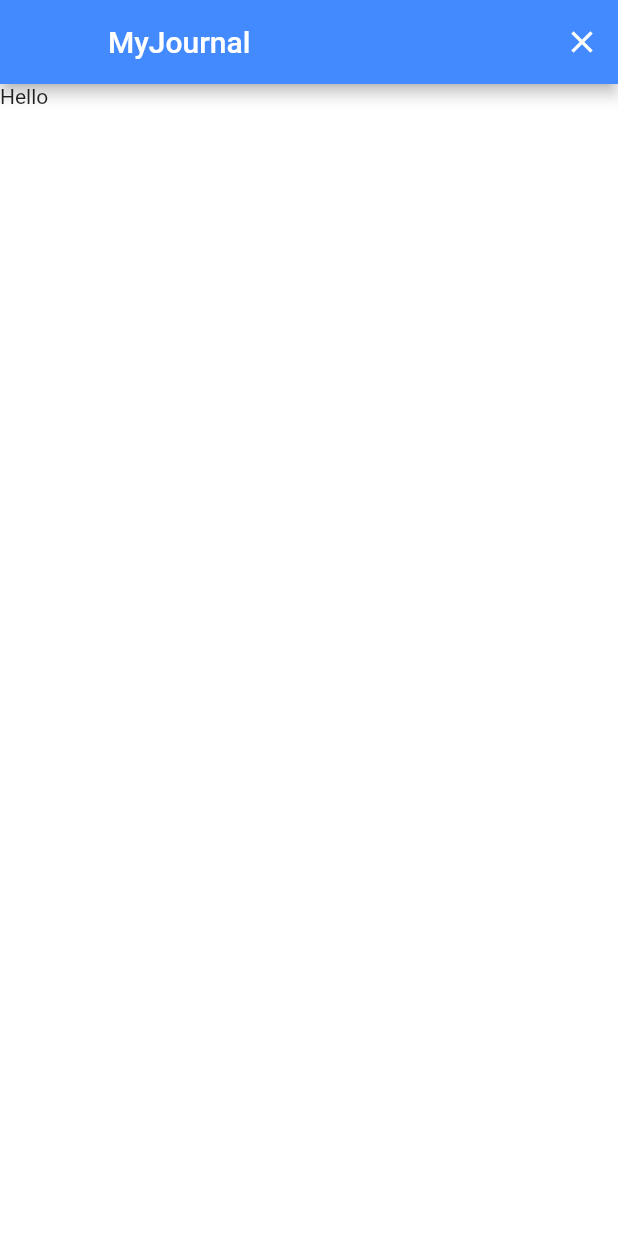
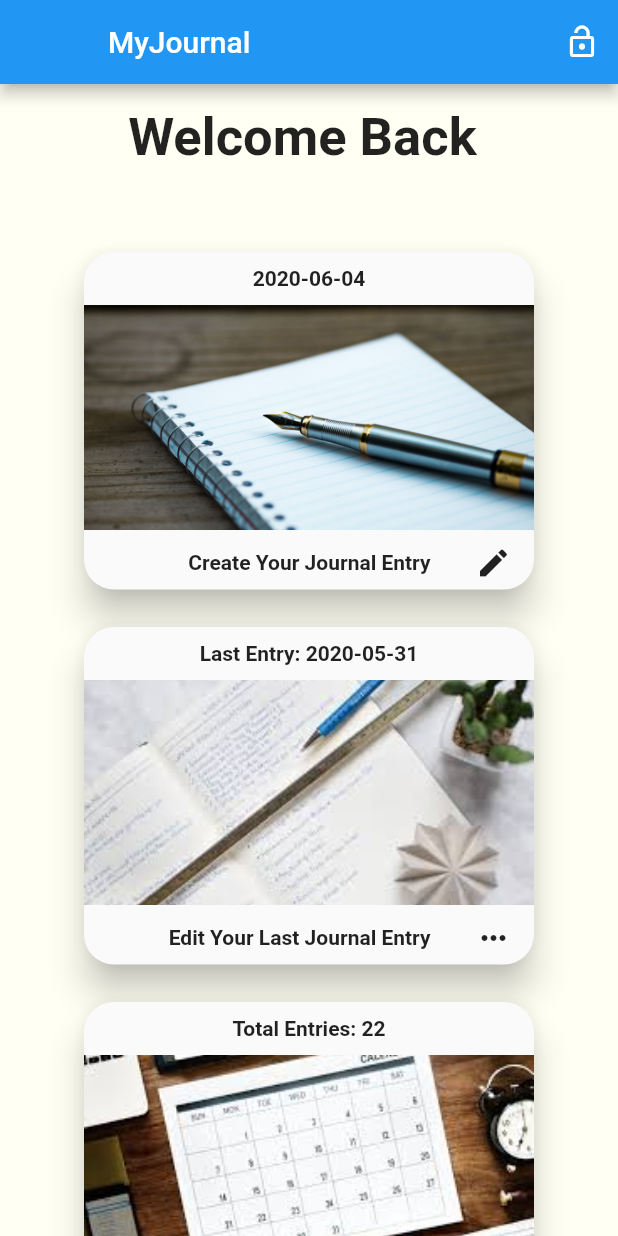
Before and after one commit to domidanke/MyJournal, a Flutter app: the MyJournalScreen screen opened by its route, on a phone screen of 412 x 824 dp. Run offline on Flutter 3.47's test engine with Material 2 defaults, Android fonts, the phone set to English and light mode, and no system bars; our stand-ins replace firebase_auth, font_awesome_flutter, modal_progress_hud; accounts and stored records are empty.

```diff
--- a/my_journal/analysis_options.yaml
+++ b/my_journal/analysis_options.yaml
@@ -20,8 +20,8 @@
 
 analyzer:
   strong-mode:
-    implicit-casts: false
-    implicit-dynamic: false
+    implicit-casts: true
+    implicit-dynamic: true
   errors:
     # treat missing required parameters as a warning (not a hint)
     missing_required_param: warning
@@ -49,7 +49,7 @@ linter:
     - always_put_control_body_on_new_line
     # - always_put_required_named_parameters_first # we prefer having parameters in the same order as fields https://github.com/flutter/flutter/issues/10219
     - always_require_non_null_named_parameters
-    - always_specify_types
+    # - always_specify_types
     - annotate_overrides
     # - avoid_annotating_with_dynamic # conflicts with always_specify_types
     # - avoid_as # required for implicit-casts: true
--- a/my_journal/lib/constants.dart
+++ b/my_journal/lib/constants.dart
@@ -1,6 +1,6 @@
 import 'package:flutter/material.dart';
 
-const kTextFieldInputDecoration = InputDecoration(
+const InputDecoration kTextFieldInputDecoration = InputDecoration(
   hintText: '',
   contentPadding: EdgeInsets.symmetric(vertical: 10.0, horizontal: 20.0),
   border: OutlineInputBorder(
--- a/my_journal/lib/screens/my_journal_screen.dart
+++ b/my_journal/lib/screens/my_journal_screen.dart
@@ -1,16 +1,29 @@
+import 'package:firebase_auth/firebase_auth.dart';
 import 'package:flutter/material.dart';
-import 'package:firebase_auth/firebase_auth.dart';
+import 'package:intl/intl.dart';
+
+import '../widgets/home_card.dart';
+import 'create_entry.dart';
+
+String getCurrentDate() {
+  final formatter = DateFormat('yyyy-MM-dd');
+  final DateTime now = DateTime.now();
+  return formatter.format(now);
+}
 
 class MyJournalScreen extends StatefulWidget {
-  static String id = 'my_jounral_screen';
+  static String id = 'my_journal_screen';
 
   @override
   _MyJournalScreenState createState() => _MyJournalScreenState();
 }
 
 class _MyJournalScreenState extends State<MyJournalScreen> {
-  final _auth = FirebaseAuth.instance;
+  final FirebaseAuth _auth = FirebaseAuth.instance;
   FirebaseUser loggedInUser;
+  String userEmail = '';
+  String lastJournalDate = '2020-05-31';
+  int totalJournalEntries = 22;
 
   @override
   void initState() {
@@ -18,11 +31,15 @@ class _MyJournalScreenState extends State<MyJournalScreen> {
     getCurrentUser();
   }
 
+  // ignore: avoid_void_async
   void getCurrentUser() async {
     try {
       final user = await _auth.currentUser();
       if (user != null) {
         loggedInUser = user;
+        setState(() {
+          userEmail = loggedInUser.email;
+        });
       }
     } catch (e) {
       print(e);
@@ -32,13 +49,17 @@ class _MyJournalScreenState extends State<MyJournalScreen> {
   @override
   Widget build(BuildContext context) {
     return Scaffold(
+      backgroundColor: const Color(0xFFfffff3),
       appBar: AppBar(
-        leading: Text(''),
-        backgroundColor: Colors.blueAccent,
-        title: Text('MyJournal'),
+        leading: const Text(''),
+        //backgroundColor: headerColor,
+        title: const Text(
+          'MyJournal',
+          // style: TextStyle(color: Colors.white),
+        ),
         actions: <Widget>[
           IconButton(
-            icon: Icon(Icons.close),
+            icon: Icon(Icons.lock_open),
             onPressed: () {
               _auth.signOut();
               Navigator.pop(context);
@@ -46,12 +67,58 @@ class _MyJournalScreenState extends State<MyJournalScreen> {
           ),
         ],
       ),
-      backgroundColor: Colors.white,
+      //backgroundColor: ,
       body: SafeArea(
-        child: Column(
-          children: <Widget>[
-            Text(
-              'Hello',
+        child: ListView(
+          children: [
+            Padding(
+              padding:
+                  const EdgeInsets.symmetric(horizontal: 10.0, vertical: 15.0),
+              child: Center(
+                child: Text(
+                  'Welcome Back \n $userEmail',
+                  style: TextStyle(
+                      fontWeight: FontWeight.bold,
+                      fontSize: 35.0,
+                      color: Colors.black87),
+                ),
+              ),
+            ),
+            HomeCard(
+              image: const AssetImage('images/journal.jpg'),
+              text: 'Create Your Journal Entry',
+              icon: Icon(
+                Icons.create,
+                //color: ,
+              ),
+              headerText: getCurrentDate(),
+              onTap: () {
+                Navigator.pushNamed(context, CreateEntry.id);
+              },
+            ),
+            HomeCard(
+              image: const AssetImage('images/journalEdit.jpeg'),
+              text: 'Edit Your Last Journal Entry',
+              icon: Icon(
+                Icons.more_horiz,
+                //color: ,
+              ),
+              headerText: 'Last Entry: $lastJournalDate',
+              onTap: () {
+                print('Edit Tapped');
+              },
+            ),
+            HomeCard(
+              image: const AssetImage('images/calendar.jpeg'),
+              text: 'View Your Journal Entry',
+              icon: Icon(
+                Icons.remove_red_eye,
+                //color: ,
+              ),
+              headerText: 'Total Entries: $totalJournalEntries',
+              onTap: () {
+                print('View Tapped');
+              },
             ),
           ],
         ),
--- /dev/null
+++ b/my_journal/lib/widgets/home_card.dart
@@ -0,0 +1,80 @@
+import 'package:flutter/material.dart';
+
+class HomeCard extends StatelessWidget {
+  const HomeCard(
+      {this.headerText, this.image, this.text, this.icon, this.onTap});
+
+  final AssetImage image;
+  final String text;
+  final Icon icon;
+  final Function onTap;
+  final String headerText;
+
+  @override
+  Widget build(BuildContext context) {
+    return Padding(
+      padding: const EdgeInsets.only(bottom: 25.0),
+      child: Center(
+        child: GestureDetector(
+          onTap: onTap,
+          child: Material(
+            //color: ,
+            elevation: 10.0,
+            borderRadius: const BorderRadius.all(Radius.circular(20.0)),
+            child: Container(
+              width: 300.0,
+              height: 225.0,
+              child: Column(
+                children: <Widget>[
+                  Container(
+                    alignment: Alignment.center,
+                    height: 35.0,
+                    child: Text(
+                      headerText,
+                      style: TextStyle(
+                        //color: ,
+                        fontWeight: FontWeight.bold,
+                      ),
+                    ),
+                  ),
+                  Container(
+                    height: 150.0,
+                    width: 300.0,
+                    decoration: BoxDecoration(
+                      image: DecorationImage(
+                        image: image,
+                        fit: BoxFit.cover,
+                      ),
+                    ),
+                  ),
+                  Padding(
+                    padding: const EdgeInsets.only(top: 10.0),
+                    child: Row(
+                      mainAxisAlignment: MainAxisAlignment.end,
+                      children: <Widget>[
+                        Container(
+                          margin: const EdgeInsets.only(right: 30.0),
+                          child: Text(
+                            text,
+                            style: TextStyle(
+                              //  color: ,
+                              fontWeight: FontWeight.bold,
+                            ),
+                          ),
+                        ),
+                        Container(
+                          margin: const EdgeInsets.only(right: 15.0),
+                          child: icon,
+                        )
+                      ],
+                    ),
+                  ),
+                ],
+              ),
+            ),
+          ),
+        ),
+      ),
+    );
+  }
+}
--- a/my_journal/pubspec.yaml
+++ b/my_journal/pubspec.yaml
@@ -28,6 +28,8 @@ dependencies:
   firebase_analytics: ^5.0.11
   firebase_auth: ^0.15.5+3
   modal_progress_hud: ^0.1.3
+  intl: ^0.16.1
+  google_fonts: ^1.1.0
 
 dev_dependencies:
   flutter_test:
@@ -46,8 +48,8 @@ flutter:
   uses-material-design: true
 
   # To add assets to your application, add an assets section, like this:
-  # assets:
-  #  - images/a_dot_burr.jpeg
+  assets:
+   - images/
   #  - images/a_dot_ham.jpeg
 
   # An image asset can refer to one or more resolution-specific "variants", see
```
Also changed, not shown: my_journal/lib/main.dart (+5 -2 lines), my_journal/lib/screens/create_entry.dart (added, +71 -0 lines), my_journal/lib/screens/login_screen.dart (+12 -11 lines), my_journal/lib/screens/welcome_screen.dart (+4 -3 lines), my_journal/lib/widgets/rounded_button.dart (+4 -5 lines), my_journal/images/calendar.jpeg (added), my_journal/images/journal.jpg (added), my_journal/images/journalEdit.jpeg (added), 3 other files.
